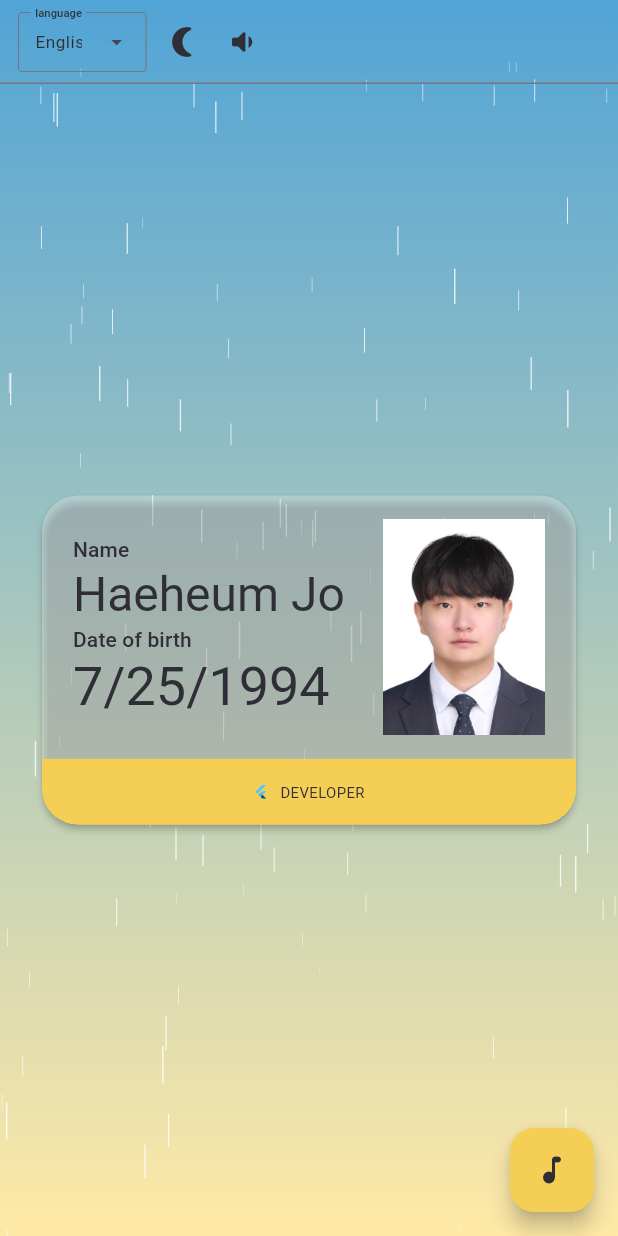
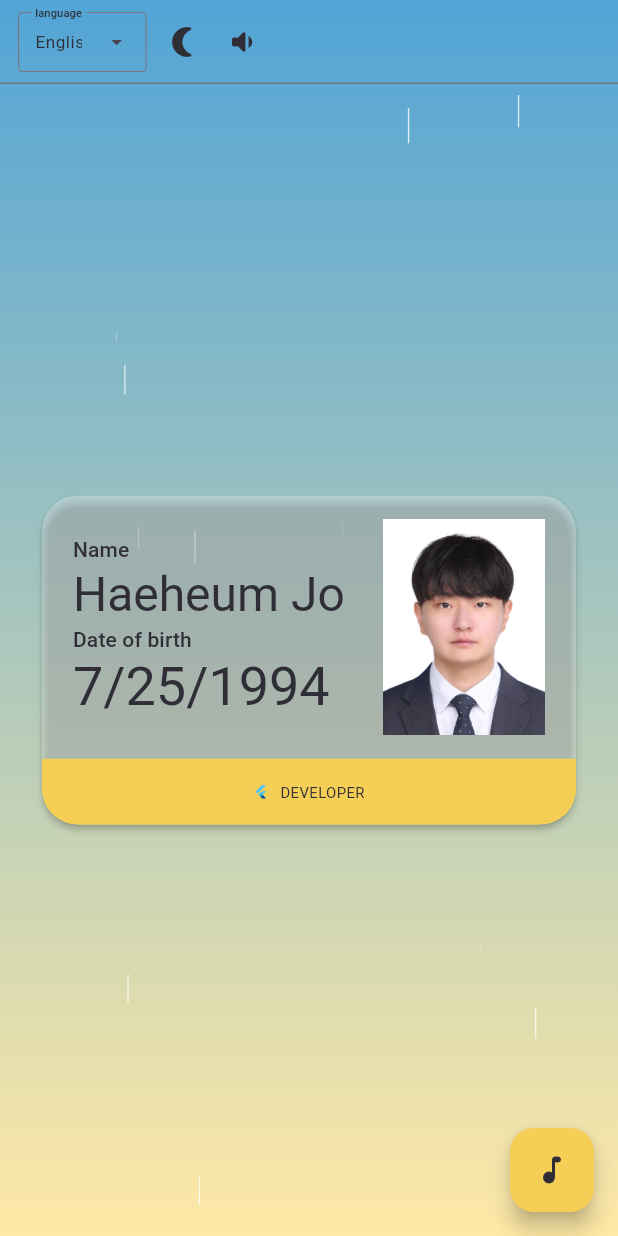
Before and after one commit to Haeheum/portfolio, a Flutter app: the screen it shows after launch, on a phone screen of 412 x 824 dp. Run offline on Flutter 3.47's test engine with Material 3 defaults, Android fonts, the light colour scheme and no system bars; our stand-ins replace audioplayers, google_fonts; Roboto replaces fonts that are missing (Jua).

Commit message:
fix: reduce rainDrop number

```diff
--- a/lib/src/presentation/custom/digital_rain.dart
+++ b/lib/src/presentation/custom/digital_rain.dart
@@ -94,7 +94,7 @@ class RainingTextsPainter extends CustomPainter {
           0, -kToolbarHeight, size.width, size.height + kToolbarHeight);
       _skyPaint.shader = _skyGradient.createShader(_canvasRectangle);
 
-      _rainCount = (size.width * size.height / 2500).round();
+      _rainCount = (size.width * size.height / 25000).round();
       _rain = List.generate(_rainCount, (i) {
         return _SingleRainDrop(
           rainColor: _rainColor,
@@ -114,7 +114,7 @@ class RainingTextsPainter extends CustomPainter {
       _skyPaint.shader = _skyGradient.createShader(_canvasRectangle);
 
       // New rain count
-      _rainCount = (size.width * size.height / 2500).round();
+      _rainCount = (size.width * size.height / 25000).round();
       // Add rainDrops
       if (_rainCount > _rain.length) {
         int difference = _rainCount - _rain.length;
```
